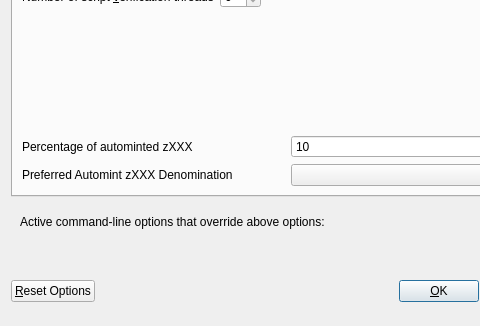
Before: the Qt Designer form src/qt/forms/optionsdialog.ui in CryptoCashBack-Hub/CCBC, drawn with Qt 5; both pictures show x 0 to 480 and y 116 to 442 of the 576 by 442 pixel window.
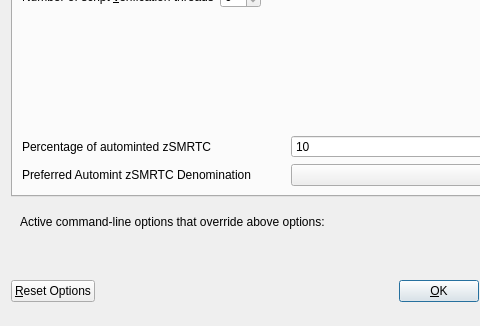
After: the same form once the commit is applied. Custom widgets are drawn as their Qt base class.

Commit message: Rebrand zXXX to zSMRTC (#9)

The edit to the form file:
```diff
--- a/src/qt/forms/optionsdialog.ui
+++ b/src/qt/forms/optionsdialog.ui
@@ -138,7 +138,7 @@
             <string>Percentage of incoming SMRTC which get automatically converted to zXXX via Zerocoin Protocol (min: 10%)</string>
            </property>
            <property name="text">
-            <string>Percentage of autominted zXXX</string>
+            <string>Percentage of autominted zSMRTC</string>
            </property>
           </widget>
          </item>
@@ -171,7 +171,7 @@
             <string>Wait with automatic conversion to Zerocoin until enough SMRTC for this denomination is available</string>
            </property>
            <property name="text">
-            <string>Preferred Automint zXXX Denomination</string>
+            <string>Preferred Automint zSMRTC Denomination</string>
            </property>
           </widget>
          </item>
```
Left out of the diff: 2 changed lines with no effect on the pictures. The commit also changes 18 other files.
